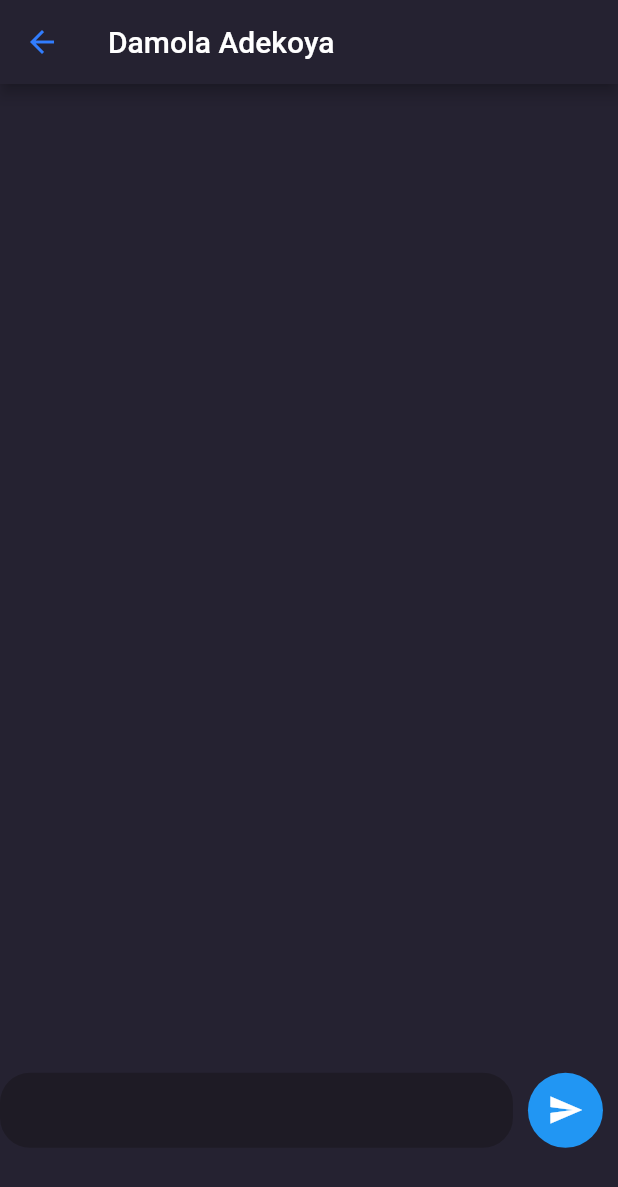
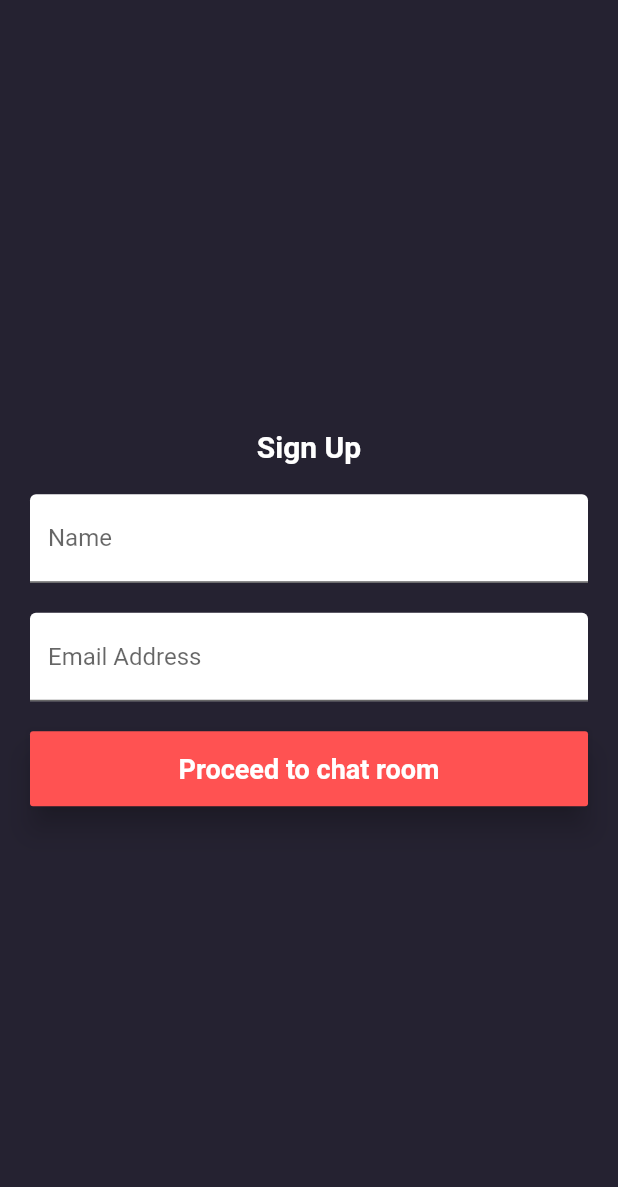
Before and after one commit to DAMMAK/virtual_partner, a Flutter app: the screen it shows after launch, on a phone screen of 412 x 824 dp. Shown: the top 1187 px of the screen. Run offline on Flutter 3.47's test engine with Material 2 defaults, Android fonts, the phone set to English and light mode, and no system bars; our stand-ins replace hive, hive_flutter; missing offline and left inert: flutter_dialogflow, loading; accounts and stored records are empty; statements that could not run were skipped.

Commit message:
implemented @SignUpScreen for user identification and added field validation

```diff
--- /dev/null
+++ b/lib/data/local/user.dart
@@ -0,0 +1,19 @@
+import 'package:hive/hive.dart';
+
+part 'user.g.dart';
+
+@HiveType()
+class User {
+  @HiveField(0)
+  final String name;
+
+  @HiveField(1)
+  final String email;
+
+  User({this.name, this.email});
+
+  @override
+  String toString() {
+    return 'User{name: $name, email: $email}';
+  }
+}
--- /dev/null
+++ b/lib/data/local/user_storage.dart
@@ -0,0 +1,26 @@
+import 'package:hive/hive.dart';
+import 'package:tikbot/data/local/user.dart';
+
+class UserStorage {
+  static const _userStorageBox = 'user';
+
+  UserStorage._();
+
+  // This doesn't have to be a singleton.
+  // We just want to make sure that the box is open, before we start getting/setting objects on it
+  static Future<UserStorage> getInstance() async {
+    await Hive.openBox(_userStorageBox);
+    return UserStorage._();
+  }
+
+  void addUser(User user) {
+    final userBox = Hive.box(_userStorageBox);
+    userBox.add(user);
+  }
+
+  User getCurrentUser() {
+    final userBox = Hive.box(_userStorageBox);
+    // Since Hive doesn't provide a Query Mechanism like sharedPreferences fir now am querying for the first inserted row in the db
+    return userBox.get(0) as User ?? User(name: "", email: "");
+  }
+}
--- a/lib/main.dart
+++ b/lib/main.dart
@@ -2,14 +2,36 @@ import 'dart:async';
 
 import 'package:flutter/material.dart';
 import 'package:flutter_dialogflow/v2/dialogflow_v2.dart';
+import 'package:hive/hive.dart';
+import 'package:hive_flutter/hive_flutter.dart';
 import 'package:loading/indicator/ball_pulse_indicator.dart';
 import 'package:loading/loading.dart';
+import 'package:path_provider/path_provider.dart' as path_provider;
 import 'package:tikbot/bot.dart';
+import 'package:tikbot/data/local/user.dart';
+import 'package:tikbot/data/local/user_storage.dart';
+import 'package:tikbot/screens/sign_up_screen.dart';
 
-void main() => runApp(MyApp());
+void main() async {
+  await Hive.initFlutter();
+  WidgetsFlutterBinding.ensureInitialized();
+  final appDocumentDir = await path_provider.getApplicationDocumentsDirectory();
+  Hive.init(appDocumentDir.path);
+  Hive.registerAdapter(UserAdapter(), 0);
+  Widget _defaultHome = ChatApp();
+  final userStorage = await UserStorage.getInstance();
+  if (userStorage.getCurrentUser().name.isEmpty) {
+    _defaultHome = SignUpScreen();
+  }
+  runApp(MyApp(homeWidget: _defaultHome));
+}
 
 class MyApp extends StatelessWidget {
   // This widget is the root of your application.
+  final Widget homeWidget;
+
+  MyApp({this.homeWidget});
+
   @override
   Widget build(BuildContext context) {
     return MaterialApp(
@@ -18,7 +40,8 @@ class MyApp extends StatelessWidget {
       theme: ThemeData(
         primarySwatch: Colors.blue,
       ),
-      home: ChatApp(),
+      home: homeWidget,
+      routes: {'sign_up': (_) => SignUpScreen(), 'chat': (_) => ChatApp()},
     );
   }
 }
@@ -80,24 +103,20 @@ class _ChatAppState extends State<ChatApp> {
                     ),
                 Container(
                   height: 50,
+                  width: double.infinity,
                   child: Row(children: <Widget>[
-                    Container(
-                        height: 80.0,
-                        decoration: BoxDecoration(
-                            color: Color(0XFF1E1B25),
-                            borderRadius:
-                                BorderRadius.all(Radius.circular(20.0))),
-                        width: width * 0.83,
-                        child: Padding(
-                          padding: const EdgeInsets.only(left: 15.0),
+                    Expanded(
+                      child: Container(
+                          height: 80.0,
+                          width: double.infinity,
+                          padding: EdgeInsets.only(left: 15.0, right: 10.0),
+                          decoration: BoxDecoration(color: Color(0XFF1E1B25), borderRadius: BorderRadius.all(Radius.circular(20.0))),
                           child: TextFormField(
-                            style:
-                                TextStyle(color: Colors.white, fontSize: 20.0),
-                            decoration:
-                                InputDecoration(border: InputBorder.none),
+                            style: TextStyle(color: Colors.white, fontSize: 20.0),
+                            decoration: InputDecoration(border: InputBorder.none),
                             controller: _msgController,
-                          ),
-                        )),
+                          )),
+                    ),
                     // RaisedButton(
                     //     onPressed: () {
                     //       chat(_msgController.text);
@@ -140,12 +159,14 @@ class _ChatAppState extends State<ChatApp> {
   chat(String query) async {
     streamController.sink.add({"type": "sender", "message": query});
     Future.delayed(Duration(milliseconds: 500), () {
-      streamController.sink
-          .add({"type": "loader", "message": "TikBot is typing..."});
+      streamController.sink.add({"type": "loader", "message": "TikBot is typing..."});
     });
     AIResponse response = await Bot.sendMessage(query: query);
-    streamController.sink
-        .add({"type": "response", "message": response.getMessage()});
+    if (response != null && response.getMessage() != null) {
+      streamController.sink.add({"type": "response", "message": response.getMessage()});
+    } else {
+      streamController.sink.add({"type": "response", "message": "Didn't quite understand you"});
+    }
   }
 
   Widget _buildBotMessage({message, color}) {
@@ -157,9 +178,7 @@ class _ChatAppState extends State<ChatApp> {
           child: Container(
             width: 200.0,
             padding: EdgeInsets.all(10.0),
-            decoration: BoxDecoration(
-                color: color,
-                borderRadius: BorderRadius.all(Radius.circular(5.0))),
+            decoration: BoxDecoration(color: color, borderRadius: BorderRadius.all(Radius.circular(5.0))),
             child: Text(
               message["message"],
               style: TextStyle(fontSize: 20.0, color: Colors.white),
@@ -171,10 +190,7 @@ class _ChatAppState extends State<ChatApp> {
           child: Container(
             height: 50,
             width: 50,
-            decoration: BoxDecoration(
-                shape: BoxShape.circle,
-                image: DecorationImage(
-                    image: AssetImage('assets/images/bot.jpg'))),
+            decoration: BoxDecoration(shape: BoxShape.circle, image: DecorationImage(image: AssetImage('assets/images/bot.jpg'))),
           ),
         ),
       ],
@@ -190,9 +206,7 @@ class _ChatAppState extends State<ChatApp> {
           child: Container(
             // width: 100.0,
             padding: EdgeInsets.all(10.0),
-            decoration: BoxDecoration(
-                color: color,
-                borderRadius: BorderRadius.all(Radius.circular(5.0))),
+            decoration: BoxDecoration(color: color, borderRadius: BorderRadius.all(Radius.circular(5.0))),
             child: Text(
               message["message"],
               style: TextStyle(fontSize: 20.0, color: Colors.white),
@@ -213,8 +227,7 @@ class _ChatAppState extends State<ChatApp> {
     } else {
       return Column(
         children: <Widget>[
-          Loading(
-              indicator: BallPulseIndicator(), size: 20.0, color: Colors.pink),
+          Loading(indicator: BallPulseIndicator(), size: 20.0, color: Colors.pink),
           Text(
             currMessage["message"],
             style: TextStyle(color: Colors.white),
@@ -222,6 +235,12 @@ class _ChatAppState extends State<ChatApp> {
         ],
       );
     }
+  }
+
+  @override
+  void dispose() {
+    streamController.sink.close();
+    super.dispose();
   }
 }
 
--- /dev/null
+++ b/lib/screens/sign_up_screen.dart
@@ -0,0 +1,99 @@
+import 'package:flutter/material.dart';
+import 'package:tikbot/data/local/user.dart';
+import 'package:tikbot/data/local/user_storage.dart';
+
+class SignUpScreen extends StatefulWidget {
+  @override
+  _SignUpScreenState createState() => _SignUpScreenState();
+}
+
+class _SignUpScreenState extends State<SignUpScreen> {
+  final _nameEditingController = TextEditingController();
+  final _emailEditingController = TextEditingController();
+  final GlobalKey<FormState> _formKey = GlobalKey<FormState>();
+
+  Widget _buildNameTextInput() {
+    return TextFormField(
+      controller: _nameEditingController,
+      keyboardType: TextInputType.text,
+      textInputAction: TextInputAction.next,
+      decoration: InputDecoration(labelText: "Name", hintText: "Please provide your name", filled: true, fillColor: Colors.white),
+      validator: (name) {
+        if (name.trim().isEmpty) {
+          return "Name must be provided ";
+        } else
+          return null;
+      },
+    );
+  }
+
+  Widget _buildEmailTextInput() {
+    return TextFormField(
+      controller: _emailEditingController,
+      keyboardType: TextInputType.emailAddress,
+      decoration:
+          InputDecoration(labelText: "Email Address", hintText: "Please provide your Email Address", filled: true, fillColor: Colors.white),
+      validator: (email) {
+        if (email.trim().isEmpty) {
+          return "Email must be provided ";
+        } else if (!RegExp(
+                r"[a-z0-9!#$%&'*+/=?^_`{|}~-]+(?:\.[a-z0-9!#$%&'*+/=?^_`{|}~-]+)*@(?:[a-z0-9](?:[a-z0-9-]*[a-z0-9])?\.)+[a-z0-9](?:[a-z0-9-]*[a-z0-9])?")
+            .hasMatch(email)) {
+          return "This is not a valid email Address";
+        } else
+          return null;
+      },
+    );
+  }
+
+  Widget _buildSubmitButton() {
+    return Container(
+      width: double.infinity,
+      height: 50.0,
+      child: RaisedButton(
+        color: Colors.redAccent,
+        elevation: 8.0,
+        onPressed: () => _saveUserToHiveDb(),
+        child: Text('Proceed to chat room', style: TextStyle(color: Colors.white, fontSize: 18.0, fontWeight: FontWeight.w600)),
+      ),
+    );
+  }
+
+  _saveUserToHiveDb() async {
+    if (_formKey.currentState.validate()) {
+      final name = _nameEditingController.text.toString();
+      final email = _emailEditingController.text.toString();
+      print("username is $name and email is $email");
+      final userStorage = await UserStorage.getInstance();
+      userStorage.addUser(User(name: name, email: email));
+      Navigator.pushReplacementNamed(context, "chat");
+    }
+  }
+
+  @override
+  Widget build(BuildContext context) {
+    return Scaffold(
+      backgroundColor: Color(0XFF252231),
+      body: Form(
+        key: _formKey,
+        child: Padding(
+          padding: EdgeInsets.symmetric(vertical: 20.0, horizontal: 20.0),
+          child: Center(
+            child: Column(
+              mainAxisAlignment: MainAxisAlignment.center,
+              children: <Widget>[
+                Text('Sign Up', style: TextStyle(color: Colors.white, fontSize: 20.0, fontWeight: FontWeight.bold)),
+                SizedBox(height: 20.0),
+                _buildNameTextInput(),
+                SizedBox(height: 20.0),
+                _buildEmailTextInput(),
+                SizedBox(height: 20.0),
+                _buildSubmitButton()
+              ],
+            ),
+          ),
+        ),
+      ),
+    );
+  }
+}
```
Also changed, not shown: assets/small-talk-duvbxs-65dcf602fcbe.json (added, +12 -0 lines), lib/bot.dart (+10 -9 lines), pubspec.yaml (+7 -1 lines), lib/data/local/user.g.dart (added), pubspec.lock.
